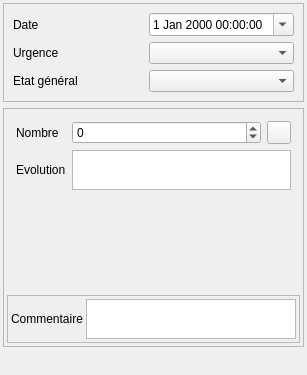
First picture: the form in Lamia/iface/qgiswidget/tools/toolprepro/base2_assainissement/lamiabaseassainissement_observation_tool_ui_CD41.ui, repository Artelia/Lamia, before the edit.
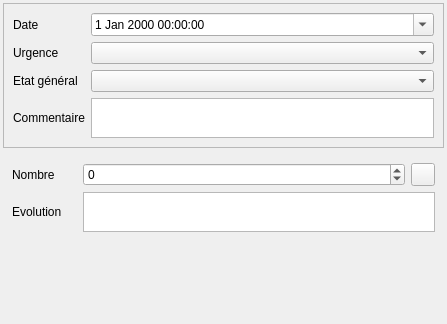
Second picture: the form after the edit. The open tabs and pages were chosen to show the change. Icons and pictures are not drawn.

Diff of the .ui file:
```diff
--- a/Lamia/iface/qgiswidget/tools/toolprepro/base2_assainissement/lamiabaseassainissement_observation_tool_ui_CD41.ui
+++ b/Lamia/iface/qgiswidget/tools/toolprepro/base2_assainissement/lamiabaseassainissement_observation_tool_ui_CD41.ui
@@ -6,8 +6,8 @@
    <rect>
     <x>0</x>
     <y>0</y>
-    <width>294</width>
-    <height>375</height>
+    <width>447</width>
+    <height>324</height>
    </rect>
   </property>
   <property name="windowTitle">
@@ -27,7 +27,7 @@
     <number>3</number>
    </property>
    <item>
-    <widget class="QFrame" name="frame">
+    <widget class="QFrame" name="frametoolwidg">
      <property name="frameShape">
       <enum>QFrame::StyledPanel</enum>
      </property>
@@ -45,9 +45,6 @@
         </property>
        </widget>
       </item>
-      <item row="1" column="1">
-       <widget class="QComboBox" name="comboBox_urgence"/>
-      </item>
       <item row="1" column="0">
        <widget class="QLabel" name="label_5">
         <property name="text">
@@ -65,6 +62,9 @@
         </property>
        </widget>
       </item>
+      <item row="2" column="1">
+       <widget class="QComboBox" name="comboBox_etatgeneral"/>
+      </item>
       <item row="2" column="0">
        <widget class="QLabel" name="label_21">
         <property name="text">
@@ -75,40 +75,42 @@
         </property>
        </widget>
       </item>
-      <item row="2" column="1">
-       <widget class="QComboBox" name="comboBox_etatgeneral"/>
+      <item row="1" column="1">
+       <widget class="QComboBox" name="comboBox_urgence"/>
+      </item>
+      <item row="3" column="0">
+       <widget class="QLabel" name="label_7">
+        <property name="text">
+         <string>Commentaire</string>
+        </property>
+        <property name="wordWrap">
+         <bool>true</bool>
+        </property>
+       </widget>
+      </item>
+      <item row="3" column="1">
+       <widget class="QTextEdit" name="textEdit_comm">
+        <property name="sizePolicy">
+         <sizepolicy hsizetype="Expanding" vsizetype="Expanding">
+          <horstretch>0</horstretch>
+          <verstretch>0</verstretch>
+         </sizepolicy>
+        </property>
+        <property name="maximumSize">
+         <size>
+          <width>16777215</width>
+          <height>40</height>
+         </size>
+        </property>
+       </widget>
       </item>
      </layout>
     </widget>
    </item>
-   <item>
-    <widget class="QFrame" name="frame_3">
-     <property name="frameShape">
-      <enum>QFrame::StyledPanel</enum>
-     </property>
-     <property name="frameShadow">
-      <enum>QFrame::Raised</enum>
-     </property>
-     <layout class="QVBoxLayout" name="verticalLayout_3">
-      <property name="spacing">
-       <number>3</number>
-      </property>
-      <property name="leftMargin">
-       <number>3</number>
-      </property>
-      <property name="topMargin">
-       <number>3</number>
-      </property>
-      <property name="rightMargin">
-       <number>3</number>
-      </property>
-      <property name="bottomMargin">
-       <number>3</number>
-      </property>
       <item>
        <widget class="QStackedWidget" name="stackedWidget">
         <property name="currentIndex">
-         <number>2</number>
+      <number>0</number>
         </property>
         <widget class="QWidget" name="page">
          <layout class="QGridLayout" name="gridLayout" columnstretch="1,5,1">
@@ -330,62 +332,6 @@
           </item>
          </layout>
         </widget>
-       </widget>
-      </item>
-      <item>
-       <widget class="QFrame" name="frame_4">
-        <property name="frameShape">
-         <enum>QFrame::StyledPanel</enum>
-        </property>
-        <property name="frameShadow">
-         <enum>QFrame::Raised</enum>
-        </property>
-        <layout class="QGridLayout" name="gridLayout_6">
-         <property name="leftMargin">
-          <number>3</number>
-         </property>
-         <property name="topMargin">
-          <number>3</number>
-         </property>
-         <property name="rightMargin">
-          <number>3</number>
-         </property>
-         <property name="bottomMargin">
-          <number>3</number>
-         </property>
-         <property name="spacing">
-          <number>3</number>
-         </property>
-         <item row="1" column="0">
-          <widget class="QLabel" name="label_7">
-           <property name="text">
-            <string>Commentaire</string>
-           </property>
-           <property name="wordWrap">
-            <bool>true</bool>
-           </property>
-          </widget>
-         </item>
-         <item row="1" column="1">
-          <widget class="QTextEdit" name="textEdit_comm">
-           <property name="sizePolicy">
-            <sizepolicy hsizetype="Expanding" vsizetype="Expanding">
-             <horstretch>0</horstretch>
-             <verstretch>0</verstretch>
-            </sizepolicy>
-           </property>
-           <property name="maximumSize">
-            <size>
-             <width>16777215</width>
-             <height>40</height>
-            </size>
-           </property>
-          </widget>
-         </item>
-        </layout>
-       </widget>
-      </item>
-     </layout>
     </widget>
    </item>
    <item>
```
Lines whose indentation alone changed are shown as unchanged.
